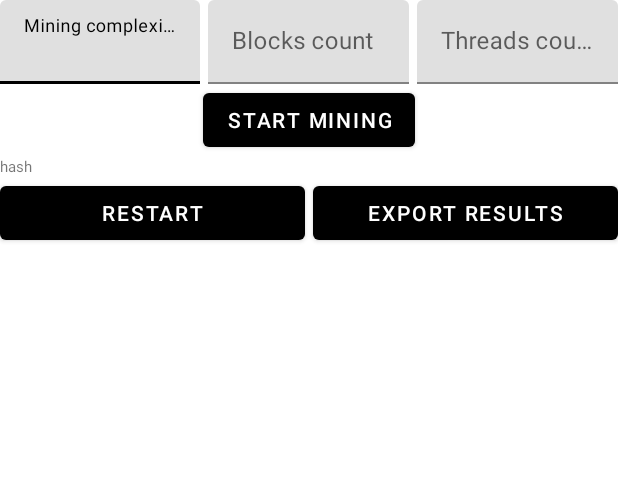
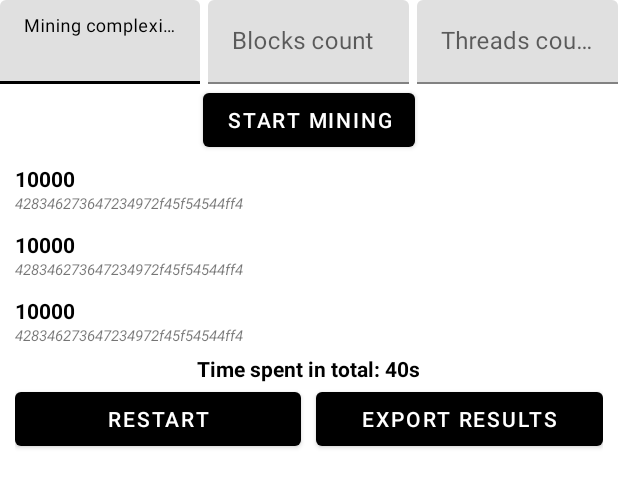
Before and after one commit to yegorf/mining-algorithms, an Android app: the layout activity_main.xml on its own in the app's theme, with its tools: preview values and no code run, on a phone screen of 412 x 824 dp. Shown: the top 487 px of the screen. Run offline under Robolectric (Android 15) with nearby library versions, the phone set to English and light mode, and no system bars.

Commit message:
add blocks adapter

```diff
--- a/app/src/main/java/com/example/mining_algorithms/pojo/Block.kt
+++ b/app/src/main/java/com/example/mining_algorithms/pojo/Block.kt
@@ -9,6 +9,7 @@ data class Block(
     var nonce: Int = 0
     var hash: String = calculateBlockHash(this)
     val transactions = arrayListOf<Transaction>()
+    var timeSpent: Long = 0
 
     override fun toString(): String {
         return "Block(timestamp=$timestamp, previousHash='$previousHash', hash='$hash')"
--- a/app/src/main/java/com/example/mining_algorithms/service/MiningThread.kt
+++ b/app/src/main/java/com/example/mining_algorithms/service/MiningThread.kt
@@ -8,6 +8,7 @@ import java.util.*
 import kotlin.random.Random
 
 class MiningThread(private val complexity: Int) : Thread() {
+    private val nonceRange = 1000000000
 
     override fun run() {
         mineBlockParallel()
@@ -25,10 +26,11 @@ class MiningThread(private val complexity: Int) : Thread() {
             if (isInterrupted) {
                 return
             }
-            newBlock.nonce = Random.nextInt(0, 1000000000)
+            newBlock.nonce = Random.nextInt(0, nonceRange)
             newBlock.hash = calculateBlockHash(newBlock)
             newBlock.transactions.add(Transaction(System.currentTimeMillis()))
             newBlock.timestamp = Date().time
+            newBlock.timeSpent = newBlock.timestamp - lastBlock.timestamp
         }
 
         MiningService.addBlock(newBlock)
--- a/app/src/main/res/layout/activity_main.xml
+++ b/app/src/main/res/layout/activity_main.xml
@@ -69,17 +69,29 @@
         android:layout_gravity="center"
         android:text="@string/start_mining" />
 
-    <TextView
-        android:id="@+id/tv_blockchain"
+    <androidx.recyclerview.widget.RecyclerView
+        android:id="@+id/recycler_blocks"
         android:layout_width="match_parent"
         android:layout_height="wrap_content"
-        android:textSize="10sp"
-        tools:text="hash" />
+        tools:listitem="@layout/item_block" />
+
+    <TextView
+        android:id="@+id/tv_time_spent"
+        android:layout_width="wrap_content"
+        android:layout_height="wrap_content"
+        android:layout_gravity="center"
+        android:layout_marginHorizontal="10dp"
+        android:textColor="@color/black"
+        android:textStyle="bold"
+        android:visibility="gone"
+        tools:text="Time spent in total: 40s"
+        tools:visibility="visible" />
 
     <LinearLayout
         android:id="@+id/finish_buttons_container"
         android:layout_width="match_parent"
         android:layout_height="wrap_content"
+        android:layout_marginHorizontal="10dp"
         android:visibility="gone"
         tools:visibility="visible">
 
@@ -87,20 +99,20 @@
             android:id="@+id/btn_restart"
             android:layout_width="0dp"
             android:layout_height="wrap_content"
+            android:layout_gravity="center"
             android:layout_weight="1"
-            android:layout_gravity="center"
             android:text="@string/restart" />
 
         <Space
-            android:layout_width="5dp"
+            android:layout_width="10dp"
             android:layout_height="match_parent" />
 
         <Button
             android:id="@+id/btn_export_results"
             android:layout_width="0dp"
             android:layout_height="wrap_content"
+            android:layout_gravity="center"
             android:layout_weight="1"
-            android:layout_gravity="center"
             android:text="@string/export_results" />
 
     </LinearLayout>
--- /dev/null
+++ b/app/src/main/res/layout/item_block.xml
@@ -0,0 +1,27 @@
+<?xml version="1.0" encoding="utf-8"?>
+<LinearLayout xmlns:android="http://schemas.android.com/apk/res/android"
+    android:layout_width="match_parent"
+    android:layout_height="wrap_content"
+    android:orientation="vertical"
+    android:layout_marginVertical="5dp"
+    xmlns:tools="http://schemas.android.com/tools">
+
+    <TextView
+        android:id="@+id/tv_time"
+        android:layout_width="wrap_content"
+        android:layout_height="wrap_content"
+        android:textStyle="bold"
+        android:textColor="@color/black"
+        android:layout_marginHorizontal="10dp"
+        tools:text="10000" />
+
+    <TextView
+        android:id="@+id/tv_hash"
+        android:layout_width="wrap_content"
+        android:layout_height="wrap_content"
+        android:textStyle="italic"
+        android:textSize="10sp"
+        android:layout_marginHorizontal="10dp"
+        tools:text="428346273647234972f45f54544ff4" />
+
+</LinearLayout>
```
Also changed, not shown: app/src/main/java/com/example/mining_algorithms/MainActivity.kt (+26 -5 lines), app/src/main/java/com/example/mining_algorithms/presentation/BlocksAdapter.kt (added, +41 -0 lines), app/src/main/java/com/example/mining_algorithms/service/MiningService.kt (+9 -3 lines).
